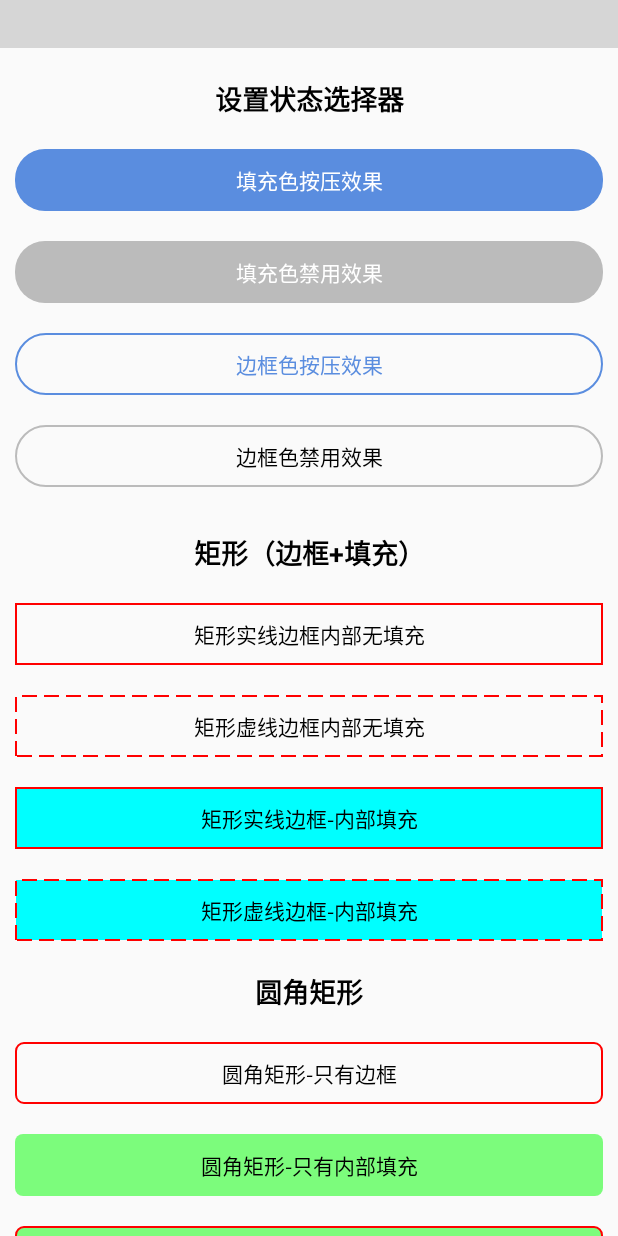
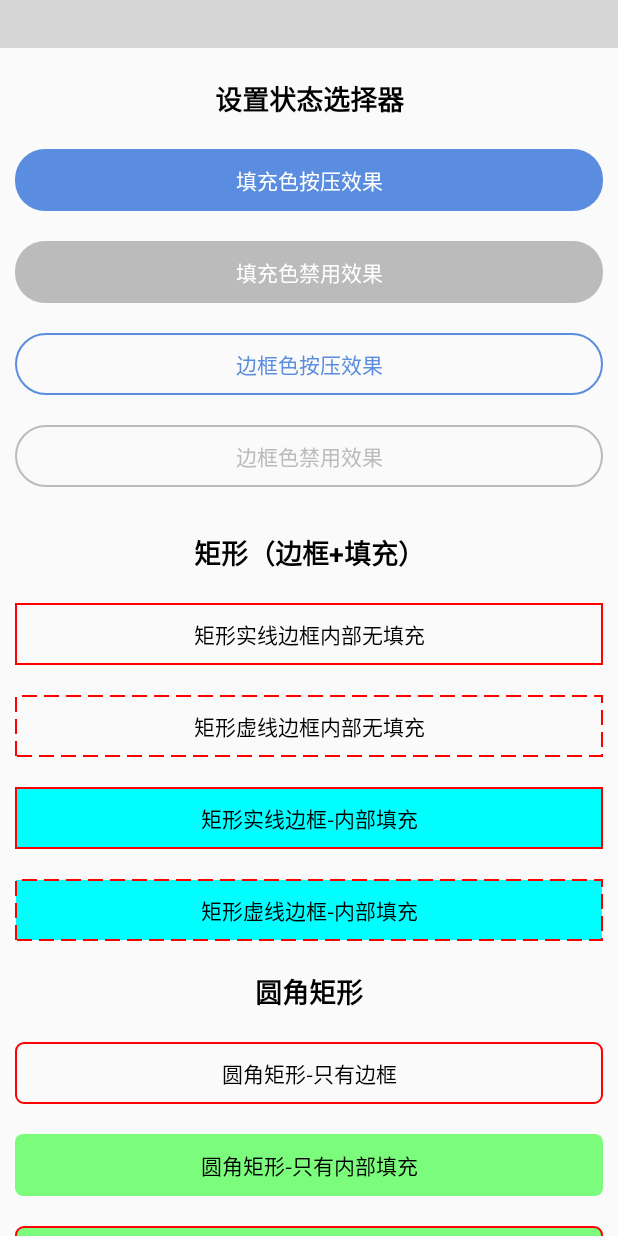
Before and after one commit to getActivity/ShapeView, an Android app: the screen it shows after launch (MainActivity), on a phone screen of 412 x 824 dp. Run offline under Robolectric (Android 15) with nearby library versions, the phone set to English and light mode, and no system bars; plain views replace TitleBar; grey boxes are pictures that could not be loaded.

```diff
--- a/app/src/main/res/layout/activity_main.xml
+++ b/app/src/main/res/layout/activity_main.xml
@@ -35,7 +35,7 @@
                 android:textSize="18sp"
                 android:textStyle="bold" />
 
-            <com.hjq.shape.view.ShapeTextView
+            <com.hjq.shape.view.ShapeButton
                 android:layout_width="match_parent"
                 android:layout_height="wrap_content"
                 android:layout_margin="10dp"
@@ -50,7 +50,7 @@
                 app:shape_solidColor="#5A8DDF"
                 app:shape_solidPressedColor="#AA5A8DDF" />
 
-            <com.hjq.shape.view.ShapeTextView
+            <com.hjq.shape.view.ShapeButton
                 android:layout_width="match_parent"
                 android:layout_height="wrap_content"
                 android:layout_margin="10dp"
@@ -65,7 +65,7 @@
                 app:shape_solidColor="#5A8DDF"
                 app:shape_solidDisabledColor="#BBBBBB" />
 
-            <com.hjq.shape.view.ShapeTextView
+            <com.hjq.shape.view.ShapeButton
                 android:layout_width="match_parent"
                 android:layout_height="wrap_content"
                 android:layout_margin="10dp"
@@ -82,7 +82,7 @@
                 app:shape_textColor="#5A8DDF"
                 app:shape_textPressedColor="@android:color/white" />
 
-            <com.hjq.shape.view.ShapeTextView
+            <com.hjq.shape.view.ShapeButton
                 android:layout_width="match_parent"
                 android:layout_height="wrap_content"
                 android:layout_margin="10dp"
@@ -90,13 +90,14 @@
                 android:gravity="center"
                 android:padding="10dp"
                 android:text="边框色禁用效果"
-                android:textColor="@android:color/black"
                 android:textSize="14sp"
                 app:shape="rectangle"
                 app:shape_radius="20dp"
                 app:shape_strokeColor="#5A8DDF"
                 app:shape_strokeDisabledColor="#BBBBBB"
-                app:shape_strokeWidth="1dp" />
+                app:shape_strokeWidth="1dp"
+                app:shape_textColor="@android:color/black"
+                app:shape_textDisabledColor="#BBBBBB" />
 
             <TextView
                 android:layout_width="match_parent"
--- a/library/build.gradle
+++ b/library/build.gradle
@@ -5,8 +5,8 @@ android {
 
     defaultConfig {
         minSdkVersion 16
-        versionCode 32
-        versionName "3.2"
+        versionCode 33
+        versionName "3.3"
     }
 
     // 支持 Java JDK 8
--- a/library/src/main/java/com/hjq/shape/layout/ShapeConstraintLayout.java
+++ b/library/src/main/java/com/hjq/shape/layout/ShapeConstraintLayout.java
@@ -86,7 +86,7 @@ public class ShapeConstraintLayout extends ConstraintLayout implements IShapeDra
         mAngle = (int) typedArray.getFloat(R.styleable.ShapeConstraintLayout_shape_angle, DEFAULT_SHAPE_ANGLE);
         mGradientType = typedArray.getInt(R.styleable.ShapeConstraintLayout_shape_gradientType, DEFAULT_SHAPE_GRADIENT_TYPE);
         mCenterX = typedArray.getFloat(R.styleable.ShapeConstraintLayout_shape_centerX, DEFAULT_SHAPE_CENTER_X);
-        mCenterY = typedArray.getFloat(R.styleable.ShapeConstraintLayout_shape_centerX, DEFAULT_SHAPE_CENTER_Y);
+        mCenterY = typedArray.getFloat(R.styleable.ShapeConstraintLayout_shape_centerY, DEFAULT_SHAPE_CENTER_Y);
         mGradientRadius = typedArray.getDimensionPixelSize(R.styleable.ShapeConstraintLayout_shape_gradientRadius, radius);
 
         mStrokeColor = typedArray.getColor(R.styleable.ShapeConstraintLayout_shape_strokeColor, DEFAULT_SHAPE_STROKE_COLOR);
--- a/library/src/main/java/com/hjq/shape/layout/ShapeFrameLayout.java
+++ b/library/src/main/java/com/hjq/shape/layout/ShapeFrameLayout.java
@@ -86,7 +86,7 @@ public class ShapeFrameLayout extends FrameLayout implements IShapeDrawable<Shap
         mAngle = (int) typedArray.getFloat(R.styleable.ShapeFrameLayout_shape_angle, DEFAULT_SHAPE_ANGLE);
         mGradientType = typedArray.getInt(R.styleable.ShapeFrameLayout_shape_gradientType, DEFAULT_SHAPE_GRADIENT_TYPE);
         mCenterX = typedArray.getFloat(R.styleable.ShapeFrameLayout_shape_centerX, DEFAULT_SHAPE_CENTER_X);
-        mCenterY = typedArray.getFloat(R.styleable.ShapeFrameLayout_shape_centerX, DEFAULT_SHAPE_CENTER_Y);
+        mCenterY = typedArray.getFloat(R.styleable.ShapeFrameLayout_shape_centerY, DEFAULT_SHAPE_CENTER_Y);
         mGradientRadius = typedArray.getDimensionPixelSize(R.styleable.ShapeFrameLayout_shape_gradientRadius, radius);
 
         mStrokeColor = typedArray.getColor(R.styleable.ShapeFrameLayout_shape_strokeColor, DEFAULT_SHAPE_STROKE_COLOR);
--- a/library/src/main/java/com/hjq/shape/layout/ShapeLinearLayout.java
+++ b/library/src/main/java/com/hjq/shape/layout/ShapeLinearLayout.java
@@ -86,7 +86,7 @@ public class ShapeLinearLayout extends LinearLayout implements IShapeDrawable<Sh
         mAngle = (int) typedArray.getFloat(R.styleable.ShapeLinearLayout_shape_angle, DEFAULT_SHAPE_ANGLE);
         mGradientType = typedArray.getInt(R.styleable.ShapeLinearLayout_shape_gradientType, DEFAULT_SHAPE_GRADIENT_TYPE);
         mCenterX = typedArray.getFloat(R.styleable.ShapeLinearLayout_shape_centerX, DEFAULT_SHAPE_CENTER_X);
-        mCenterY = typedArray.getFloat(R.styleable.ShapeLinearLayout_shape_centerX, DEFAULT_SHAPE_CENTER_Y);
+        mCenterY = typedArray.getFloat(R.styleable.ShapeLinearLayout_shape_centerY, DEFAULT_SHAPE_CENTER_Y);
         mGradientRadius = typedArray.getDimensionPixelSize(R.styleable.ShapeLinearLayout_shape_gradientRadius, radius);
 
         mStrokeColor = typedArray.getColor(R.styleable.ShapeLinearLayout_shape_strokeColor, DEFAULT_SHAPE_STROKE_COLOR);
--- a/library/src/main/java/com/hjq/shape/layout/ShapeRecyclerView.java
+++ b/library/src/main/java/com/hjq/shape/layout/ShapeRecyclerView.java
@@ -86,7 +86,7 @@ public class ShapeRecyclerView extends RecyclerView implements IShapeDrawable<Sh
         mAngle = (int) typedArray.getFloat(R.styleable.ShapeRecyclerView_shape_angle, DEFAULT_SHAPE_ANGLE);
         mGradientType = typedArray.getInt(R.styleable.ShapeRecyclerView_shape_gradientType, DEFAULT_SHAPE_GRADIENT_TYPE);
         mCenterX = typedArray.getFloat(R.styleable.ShapeRecyclerView_shape_centerX, DEFAULT_SHAPE_CENTER_X);
-        mCenterY = typedArray.getFloat(R.styleable.ShapeRecyclerView_shape_centerX, DEFAULT_SHAPE_CENTER_Y);
+        mCenterY = typedArray.getFloat(R.styleable.ShapeRecyclerView_shape_centerY, DEFAULT_SHAPE_CENTER_Y);
         mGradientRadius = typedArray.getDimensionPixelSize(R.styleable.ShapeRecyclerView_shape_gradientRadius, radius);
 
         mStrokeColor = typedArray.getColor(R.styleable.ShapeRecyclerView_shape_strokeColor, DEFAULT_SHAPE_STROKE_COLOR);
--- a/library/src/main/java/com/hjq/shape/layout/ShapeRelativeLayout.java
+++ b/library/src/main/java/com/hjq/shape/layout/ShapeRelativeLayout.java
@@ -86,7 +86,7 @@ public class ShapeRelativeLayout extends RelativeLayout implements IShapeDrawabl
         mAngle = (int) typedArray.getFloat(R.styleable.ShapeRelativeLayout_shape_angle, DEFAULT_SHAPE_ANGLE);
         mGradientType = typedArray.getInt(R.styleable.ShapeRelativeLayout_shape_gradientType, DEFAULT_SHAPE_GRADIENT_TYPE);
         mCenterX = typedArray.getFloat(R.styleable.ShapeRelativeLayout_shape_centerX, DEFAULT_SHAPE_CENTER_X);
-        mCenterY = typedArray.getFloat(R.styleable.ShapeRelativeLayout_shape_centerX, DEFAULT_SHAPE_CENTER_Y);
+        mCenterY = typedArray.getFloat(R.styleable.ShapeRelativeLayout_shape_centerY, DEFAULT_SHAPE_CENTER_Y);
         mGradientRadius = typedArray.getDimensionPixelSize(R.styleable.ShapeRelativeLayout_shape_gradientRadius, radius);
 
         mStrokeColor = typedArray.getColor(R.styleable.ShapeRelativeLayout_shape_strokeColor, DEFAULT_SHAPE_STROKE_COLOR);
--- a/library/src/main/java/com/hjq/shape/view/ShapeButton.java
+++ b/library/src/main/java/com/hjq/shape/view/ShapeButton.java
@@ -95,7 +95,7 @@ public class ShapeButton extends AppCompatButton implements
         mAngle = (int) typedArray.getFloat(R.styleable.ShapeButton_shape_angle, DEFAULT_SHAPE_ANGLE);
         mGradientType = typedArray.getInt(R.styleable.ShapeButton_shape_gradientType, DEFAULT_SHAPE_GRADIENT_TYPE);
         mCenterX = typedArray.getFloat(R.styleable.ShapeButton_shape_centerX, DEFAULT_SHAPE_CENTER_X);
-        mCenterY = typedArray.getFloat(R.styleable.ShapeButton_shape_centerX, DEFAULT_SHAPE_CENTER_Y);
+        mCenterY = typedArray.getFloat(R.styleable.ShapeButton_shape_centerY, DEFAULT_SHAPE_CENTER_Y);
         mGradientRadius = typedArray.getDimensionPixelSize(R.styleable.ShapeButton_shape_gradientRadius, radius);
 
         mStrokeColor = typedArray.getColor(R.styleable.ShapeButton_shape_strokeColor, DEFAULT_SHAPE_STROKE_COLOR);
--- a/library/src/main/java/com/hjq/shape/view/ShapeCheckBox.java
+++ b/library/src/main/java/com/hjq/shape/view/ShapeCheckBox.java
@@ -98,7 +98,7 @@ public class ShapeCheckBox extends AppCompatCheckBox implements
         mAngle = (int) typedArray.getFloat(R.styleable.ShapeCheckBox_shape_angle, DEFAULT_SHAPE_ANGLE);
         mGradientType = typedArray.getInt(R.styleable.ShapeCheckBox_shape_gradientType, DEFAULT_SHAPE_GRADIENT_TYPE);
         mCenterX = typedArray.getFloat(R.styleable.ShapeCheckBox_shape_centerX, DEFAULT_SHAPE_CENTER_X);
-        mCenterY = typedArray.getFloat(R.styleable.ShapeCheckBox_shape_centerX, DEFAULT_SHAPE_CENTER_Y);
+        mCenterY = typedArray.getFloat(R.styleable.ShapeCheckBox_shape_centerY, DEFAULT_SHAPE_CENTER_Y);
         mGradientRadius = typedArray.getDimensionPixelSize(R.styleable.ShapeCheckBox_shape_gradientRadius, radius);
 
         mStrokeColor = typedArray.getColor(R.styleable.ShapeCheckBox_shape_strokeColor, DEFAULT_SHAPE_STROKE_COLOR);
--- a/library/src/main/java/com/hjq/shape/view/ShapeEditText.java
+++ b/library/src/main/java/com/hjq/shape/view/ShapeEditText.java
@@ -94,7 +94,7 @@ public class ShapeEditText extends AppCompatEditText implements
         mAngle = (int) typedArray.getFloat(R.styleable.ShapeEditText_shape_angle, DEFAULT_SHAPE_ANGLE);
         mGradientType = typedArray.getInt(R.styleable.ShapeEditText_shape_gradientType, DEFAULT_SHAPE_GRADIENT_TYPE);
         mCenterX = typedArray.getFloat(R.styleable.ShapeEditText_shape_centerX, DEFAULT_SHAPE_CENTER_X);
-        mCenterY = typedArray.getFloat(R.styleable.ShapeEditText_shape_centerX, DEFAULT_SHAPE_CENTER_Y);
+        mCenterY = typedArray.getFloat(R.styleable.ShapeEditText_shape_centerY, DEFAULT_SHAPE_CENTER_Y);
         mGradientRadius = typedArray.getDimensionPixelSize(R.styleable.ShapeEditText_shape_gradientRadius, radius);
 
         mStrokeColor = typedArray.getColor(R.styleable.ShapeEditText_shape_strokeColor, DEFAULT_SHAPE_STROKE_COLOR);
--- a/library/src/main/java/com/hjq/shape/view/ShapeImageView.java
+++ b/library/src/main/java/com/hjq/shape/view/ShapeImageView.java
@@ -86,7 +86,7 @@ public class ShapeImageView extends AppCompatImageView implements IShapeDrawable
         mAngle = (int) typedArray.getFloat(R.styleable.ShapeImageView_shape_angle, DEFAULT_SHAPE_ANGLE);
         mGradientType = typedArray.getInt(R.styleable.ShapeImageView_shape_gradientType, DEFAULT_SHAPE_GRADIENT_TYPE);
         mCenterX = typedArray.getFloat(R.styleable.ShapeImageView_shape_centerX, DEFAULT_SHAPE_CENTER_X);
-        mCenterY = typedArray.getFloat(R.styleable.ShapeImageView_shape_centerX, DEFAULT_SHAPE_CENTER_Y);
+        mCenterY = typedArray.getFloat(R.styleable.ShapeImageView_shape_centerY, DEFAULT_SHAPE_CENTER_Y);
         mGradientRadius = typedArray.getDimensionPixelSize(R.styleable.ShapeImageView_shape_gradientRadius, radius);
 
         mStrokeColor = typedArray.getColor(R.styleable.ShapeImageView_shape_strokeColor, DEFAULT_SHAPE_STROKE_COLOR);
--- a/library/src/main/java/com/hjq/shape/view/ShapeRadioButton.java
+++ b/library/src/main/java/com/hjq/shape/view/ShapeRadioButton.java
@@ -98,7 +98,7 @@ public class ShapeRadioButton extends AppCompatRadioButton implements
         mAngle = (int) typedArray.getFloat(R.styleable.ShapeRadioButton_shape_angle, DEFAULT_SHAPE_ANGLE);
         mGradientType = typedArray.getInt(R.styleable.ShapeRadioButton_shape_gradientType, DEFAULT_SHAPE_GRADIENT_TYPE);
         mCenterX = typedArray.getFloat(R.styleable.ShapeRadioButton_shape_centerX, DEFAULT_SHAPE_CENTER_X);
-        mCenterY = typedArray.getFloat(R.styleable.ShapeRadioButton_shape_centerX, DEFAULT_SHAPE_CENTER_Y);
+        mCenterY = typedArray.getFloat(R.styleable.ShapeRadioButton_shape_centerY, DEFAULT_SHAPE_CENTER_Y);
         mGradientRadius = typedArray.getDimensionPixelSize(R.styleable.ShapeRadioButton_shape_gradientRadius, radius);
 
         mStrokeColor = typedArray.getColor(R.styleable.ShapeRadioButton_shape_strokeColor, DEFAULT_SHAPE_STROKE_COLOR);
--- a/library/src/main/java/com/hjq/shape/view/ShapeTextView.java
+++ b/library/src/main/java/com/hjq/shape/view/ShapeTextView.java
@@ -94,7 +94,7 @@ public class ShapeTextView extends AppCompatTextView implements
         mAngle = (int) typedArray.getFloat(R.styleable.ShapeTextView_shape_angle, DEFAULT_SHAPE_ANGLE);
         mGradientType = typedArray.getInt(R.styleable.ShapeTextView_shape_gradientType, DEFAULT_SHAPE_GRADIENT_TYPE);
         mCenterX = typedArray.getFloat(R.styleable.ShapeTextView_shape_centerX, DEFAULT_SHAPE_CENTER_X);
-        mCenterY = typedArray.getFloat(R.styleable.ShapeTextView_shape_centerX, DEFAULT_SHAPE_CENTER_Y);
+        mCenterY = typedArray.getFloat(R.styleable.ShapeTextView_shape_centerY, DEFAULT_SHAPE_CENTER_Y);
         mGradientRadius = typedArray.getDimensionPixelSize(R.styleable.ShapeTextView_shape_gradientRadius, radius);
 
         mStrokeColor = typedArray.getColor(R.styleable.ShapeTextView_shape_strokeColor, DEFAULT_SHAPE_STROKE_COLOR);
--- a/library/src/main/java/com/hjq/shape/view/ShapeView.java
+++ b/library/src/main/java/com/hjq/shape/view/ShapeView.java
@@ -86,7 +86,7 @@ public class ShapeView extends View implements IShapeDrawable<ShapeView> {
         mAngle = (int) typedArray.getFloat(R.styleable.ShapeView_shape_angle, DEFAULT_SHAPE_ANGLE);
         mGradientType = typedArray.getInt(R.styleable.ShapeView_shape_gradientType, DEFAULT_SHAPE_GRADIENT_TYPE);
         mCenterX = typedArray.getFloat(R.styleable.ShapeView_shape_centerX, DEFAULT_SHAPE_CENTER_X);
-        mCenterY = typedArray.getFloat(R.styleable.ShapeView_shape_centerX, DEFAULT_SHAPE_CENTER_Y);
+        mCenterY = typedArray.getFloat(R.styleable.ShapeView_shape_centerY, DEFAULT_SHAPE_CENTER_Y);
         mGradientRadius = typedArray.getDimensionPixelSize(R.styleable.ShapeView_shape_gradientRadius, radius);
 
         mStrokeColor = typedArray.getColor(R.styleable.ShapeView_shape_strokeColor, DEFAULT_SHAPE_STROKE_COLOR);
```
Also changed, not shown: app/build.gradle (+7 -6 lines), 3 other files.
